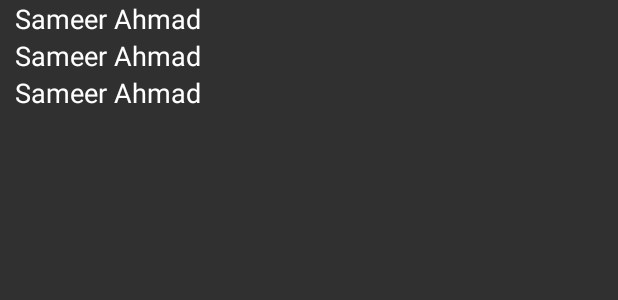
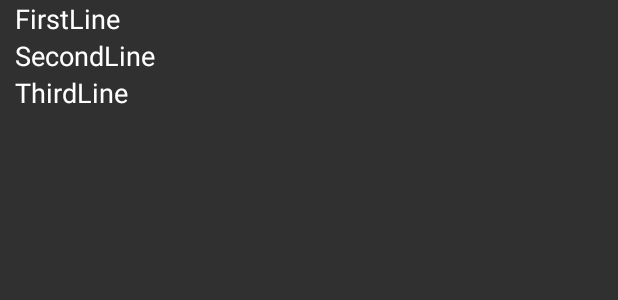
Before and after one commit to KarsekaVladimir/ANDROID_SocialSample, an Android app: the layout listrow.xml on its own in the app's theme, with its tools: preview values and no code run, on a phone screen of 412 x 824 dp. Shown: the top 300 px of the screen. Run offline under Robolectric (Android 15) with nearby library versions, the phone set to English and light mode, and no system bars.

Commit message:
make start

```diff
--- a/Econ.Calendar/app/src/main/AndroidManifest.xml
+++ b/Econ.Calendar/app/src/main/AndroidManifest.xml
@@ -23,6 +23,8 @@
                 <category android:name="android.intent.category.LAUNCHER"/>
             </intent-filter>
         </activity>
+        <activity android:name=".XmlParsingActivity">
+        </activity>
     </application>
 
 </manifest>
--- a/Econ.Calendar/app/src/main/java/com/econcalendar/econcalendar/BindingData.java
+++ b/Econ.Calendar/app/src/main/java/com/econcalendar/econcalendar/BindingData.java
@@ -11,6 +11,7 @@ import android.view.ViewGroup;
 import android.widget.BaseAdapter;
 import android.widget.TextView;
 
+//Adapter Class For Binding data to ListView
 public class BindingData extends BaseAdapter {
 
     ArrayList<String> name;
--- a/Econ.Calendar/app/src/main/java/com/econcalendar/econcalendar/ParsingClass.java
+++ b/Econ.Calendar/app/src/main/java/com/econcalendar/econcalendar/ParsingClass.java
@@ -6,6 +6,7 @@ import org.xml.sax.Attributes;
 import org.xml.sax.SAXException;
 import org.xml.sax.helpers.DefaultHandler;
 
+//parse data using default handler that is part of Sax Parser. In this class we have three method startElement , endElement , character. These called when tag start , tag end and read its values. We will save these values inside corresponding values
 public class ParsingClass extends DefaultHandler {
 
     ArrayList<String> name = new ArrayList<String>();
--- a/Econ.Calendar/app/src/main/java/com/econcalendar/econcalendar/SplashScreenActivity.java
+++ b/Econ.Calendar/app/src/main/java/com/econcalendar/econcalendar/SplashScreenActivity.java
@@ -30,7 +30,7 @@ public class SplashScreenActivity extends AppCompatActivity{
             public void onAnimationEnd(Animation animation) {
                 iv.startAnimation(an2);
                 finish();
-                Intent i = new Intent(getBaseContext(), MainActivity.class);
+                Intent i = new Intent(getBaseContext(), XmlParsingActivity.class);
                 startActivity(i);
             }
 
--- a/Econ.Calendar/app/src/main/java/com/econcalendar/econcalendar/XmlParsingActivity.java
+++ b/Econ.Calendar/app/src/main/java/com/econcalendar/econcalendar/XmlParsingActivity.java
@@ -11,7 +11,7 @@ import org.xml.sax.XMLReader;
 import android.app.Activity;
 import android.os.Bundle;
 import android.widget.ListView;
-
+//create core component of parsing and Setting InputStream from assets
 
 public class XmlParsingActivity extends Activity {
     /** Called when the activity is first created. */
--- a/Econ.Calendar/app/src/main/res/layout/listrow.xml
+++ b/Econ.Calendar/app/src/main/res/layout/listrow.xml
@@ -8,7 +8,7 @@
         android:id="@+id/name"
         android:layout_width="wrap_content"
         android:layout_height="wrap_content"
-        android:text="Sameer Ahmad"
+        android:text="FirstLine"
         android:textColor="#fff"
         android:textSize="18dp" />
 
@@ -16,7 +16,7 @@
         android:id="@+id/address"
         android:layout_width="wrap_content"
         android:layout_height="wrap_content"
-        android:text="Sameer Ahmad"
+        android:text="SecondLine"
         android:textColor="#fff"
         android:textSize="18dp" />
 
@@ -24,7 +24,7 @@
         android:id="@+id/quali"
         android:layout_width="wrap_content"
         android:layout_height="wrap_content"
-        android:text="Sameer Ahmad"
+        android:text="ThirdLine"
         android:textColor="#fff"
         android:textSize="18dp" />
 </LinearLayout>
```
Also changed, not shown: Econ.Calendar/app/src/main/java/com/econcalendar/econcalendar/MainActivity.java (+9 -1 lines).
